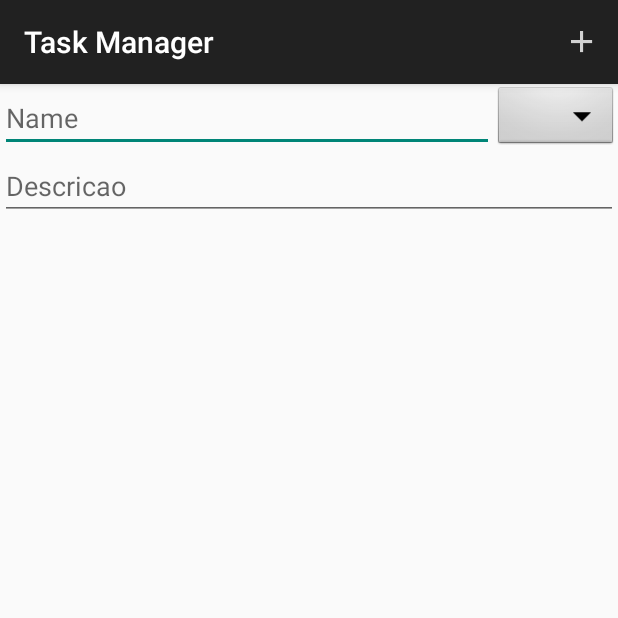
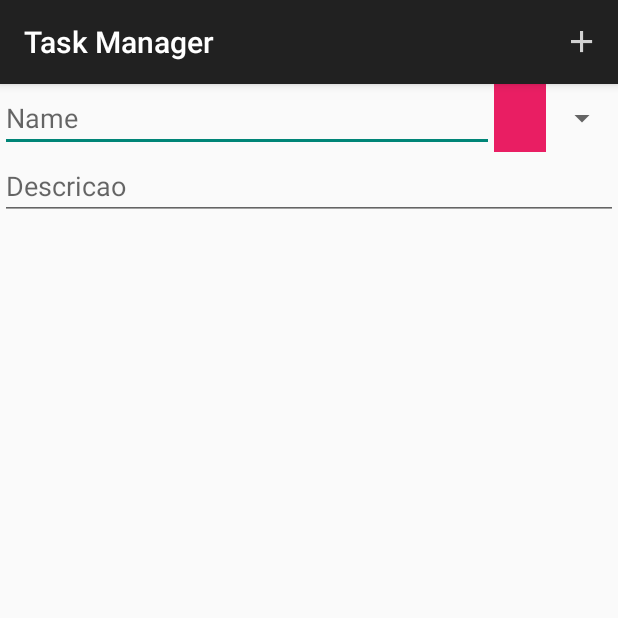
Before and after one commit to ricsgobbe/turma-formacao-android-master, an Android app: the screen it shows after launch (LabelFormActivity), after a tap on "SIGN IN", on a phone screen of 412 x 824 dp, the top half of it. Run offline under Robolectric (Android 15) with nearby library versions, the phone set to English and light mode, and no system bars.

```diff
--- a/app/src/main/java/br/com/cast/turmaformacao/taskmanager/controlers/activity/LabelFormActivity.java
+++ b/app/src/main/java/br/com/cast/turmaformacao/taskmanager/controlers/activity/LabelFormActivity.java
@@ -14,6 +14,7 @@ import java.util.ArrayList;
 import java.util.List;
 
 import br.com.cast.turmaformacao.taskmanager.R;
+import br.com.cast.turmaformacao.taskmanager.controlers.adapters.ColorListAdapter;
 import br.com.cast.turmaformacao.taskmanager.model.entidade.Color;
 import br.com.cast.turmaformacao.taskmanager.model.entidade.Label;
 import br.com.cast.turmaformacao.taskmanager.model.persistencia.LabelContract;
@@ -35,7 +36,7 @@ public class LabelFormActivity extends AppCompatActivity {
         super.onCreate(savedInstaceState);
         setContentView(R.layout.activity_label_form);
 
-        //bindSpinner();
+        bindSpinner();
         iniLabel();
         bindTextName();
         bindTextDesc();
@@ -52,21 +53,25 @@ public class LabelFormActivity extends AppCompatActivity {
 
 
    private void bindSpinner() {
-       List<Color> colors = new ArrayList<>();
+       Color[] colors = Color.values();
        spinerColor = (Spinner)findViewById(R.id.spinnerColor);
-       colors.add(Color.getInstancia("#03A9F4"));
+       /*colors.add(Color.getInstancia("#03A9F4"));
        ArrayAdapter<Color> colorArrayAdapter = new ArrayAdapter<Color>(this, R.layout.list_item_color, colors);
-       spinerColor.setAdapter(colorArrayAdapter);
+       spinerColor.setAdapter(colorArrayAdapter);*/
+       ColorListAdapter colorAdapter = new ColorListAdapter(LabelFormActivity.this, colors);
+       spinerColor.setAdapter(colorAdapter);
+
+
     }
 
 
 
     private void onMenuAddClick() {
-        //if(!FormHelp.validateRequired("erro", editName)){
+        if(!FormHelp.validateRequired("erro", editName)){
             bindLabel();
             LabelBusinessServices.save(label);
             Toast.makeText(LabelFormActivity.this, LabelRepository.getAll().toString(), Toast.LENGTH_LONG).show();
-        //}
+        }
     }
 
     private void bindLabel() {
--- a/app/src/main/java/br/com/cast/turmaformacao/taskmanager/controlers/adapters/ColorListAdapter.java
+++ b/app/src/main/java/br/com/cast/turmaformacao/taskmanager/controlers/adapters/ColorListAdapter.java
@@ -4,9 +4,11 @@ import android.app.Activity;
 import android.view.View;
 import android.view.ViewGroup;
 import android.widget.BaseAdapter;
+import android.widget.TextView;
 
 import java.util.List;
 
+import br.com.cast.turmaformacao.taskmanager.R;
 import br.com.cast.turmaformacao.taskmanager.model.entidade.Color;
 
 /**
@@ -15,10 +17,10 @@ import br.com.cast.turmaformacao.taskmanager.model.entidade.Color;
 public class ColorListAdapter extends BaseAdapter {
 
      private Activity context;
-     private List<Color> colors;
+     private Color[] colors;
 
 
-    public ColorListAdapter(Activity context, List<Color> colors){
+    public ColorListAdapter(Activity context, Color[] colors){
         this.context = context;
         this.colors = colors;
     }
@@ -26,12 +28,12 @@ public class ColorListAdapter extends BaseAdapter {
 
     @Override
     public int getCount() {
-        return colors.size();
+        return colors.length;
     }
 
     @Override
     public Color getItem(int position) {
-        return colors.get(position);
+        return colors[position];
     }
 
     @Override
@@ -41,6 +43,14 @@ public class ColorListAdapter extends BaseAdapter {
 
     @Override
     public View getView(int position, View convertView, ViewGroup parent) {
-        return null;
+        Color color = getItem(position);
+
+        View colorView = context.getLayoutInflater().inflate(R.layout.list_item_color, parent, false);
+        int cor;
+        cor = android.graphics.Color.parseColor(color.getHex());
+
+        TextView background = (TextView) colorView.findViewById(R.id.list_colors);
+        background.setBackgroundColor(cor);
+        return colorView;
     }
 }
--- a/app/src/main/java/br/com/cast/turmaformacao/taskmanager/model/entidade/Color.java
+++ b/app/src/main/java/br/com/cast/turmaformacao/taskmanager/model/entidade/Color.java
@@ -5,27 +5,27 @@ package br.com.cast.turmaformacao.taskmanager.model.entidade;
  * Created by Administrador on 17/09/2015.
  */
 public enum Color {
-    PINK("e91e63"),
-    RED("f44336"),
-    PURPLE("9c27b0"),
-    DEEP_PURPLE("673ab7"),
-    INDIGO("3f51b5"),
-    BLUE("2196f3"),
+    PINK("#e91e63"),
+    RED("#f44336"),
+    PURPLE("#9c27b0"),
+    DEEP_PURPLE("#673ab7"),
+    INDIGO("#3f51b5"),
+    BLUE("#2196f3"),
     LIGHT_BLUE("#03A9F4"),
-    CYAN("00bcd4"),
-    TEAL("009688"),
-    GREEN("4caf50"),
-    LIGHT_GREEN("8bc34a"),
-    LIME("cddc39"),
-    YELLOW("ffeb3b"),
-    AMBER("ffc107"),
-    ORANGE("ff9800"),
-    DEEP_ORANGE("ff5722"),
-    BROWN("795548"),
-    GREY("9e9e9e"),
-    BLUE_GREY("607d8b"),
-    BLACK("000000"),
-    WHITE("ffffff")
+    CYAN("#00bcd4"),
+    TEAL("#009688"),
+    GREEN("#4caf50"),
+    LIGHT_GREEN("#8bc34a"),
+    LIME("#cddc39"),
+    YELLOW("#ffeb3b"),
+    AMBER("#ffc107"),
+    ORANGE("#ff9800"),
+    DEEP_ORANGE("#ff5722"),
+    BROWN("#795548"),
+    GREY("#9e9e9e"),
+    BLUE_GREY("#607d8b"),
+    BLACK("#000000"),
+    WHITE("#ffffff")
     ;
 
     private String hex;
--- a/app/src/main/res/layout/activity_label_form.xml
+++ b/app/src/main/res/layout/activity_label_form.xml
@@ -18,10 +18,8 @@
         <Spinner
             android:id="@+id/spinnerColor"
             android:layout_width="0dp"
-            android:layout_height="fill_parent"
+            android:layout_height="match_parent"
             android:layout_weight="2"
-            android:background="@android:drawable/btn_dropdown"
-            android:spinnerMode="dropdown"
             ></Spinner>
 
     </LinearLayout>
--- a/app/src/main/res/layout/list_item_color.xml
+++ b/app/src/main/res/layout/list_item_color.xml
@@ -4,10 +4,12 @@
     android:layout_height="match_parent"
     android:id="@+id/viewColor"
     >
-    <ListView
+    <TextView
         android:id="@+id/list_colors"
         android:layout_width="match_parent"
-        android:layout_height="wrap_content">
-    </ListView>
+        android:layout_height="match_parent"
+        android:background="#03A9F4"
+        >
+    </TextView>
 
 </LinearLayout>
```
